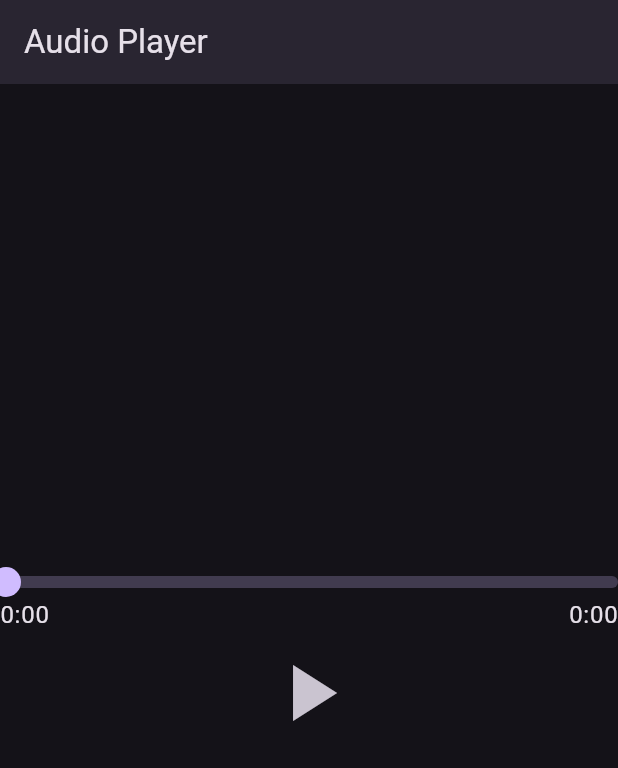
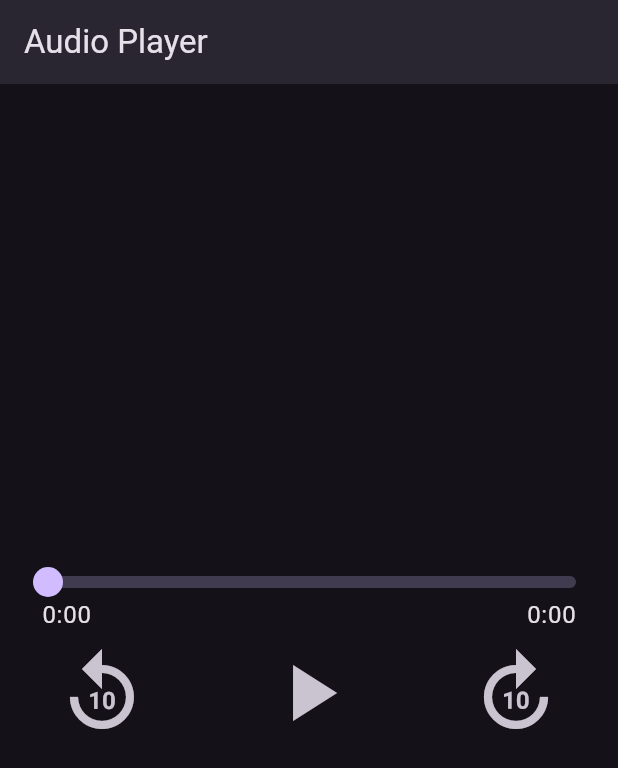
Before and after one commit to HelioPC/audio_player, a Flutter app: the screen it shows after launch, on a phone screen of 412 x 824 dp. Shown: the top 768 px of the screen. Run offline on Flutter 3.47's test engine with Material 3 defaults, Android fonts, the phone set to English and light mode, and no system bars; drawn by our look-alikes of audio_video_progress_bar; our stand-ins replace just_audio, rxdart.

Commit message:
Add more commands

```diff
--- a/lib/controls.dart
+++ b/lib/controls.dart
@@ -8,7 +8,21 @@ class Controls extends StatelessWidget {
 
   @override
   Widget build(BuildContext context) {
-    return StreamBuilder<PlayerState>(
+    return Row(
+      mainAxisAlignment: MainAxisAlignment.spaceBetween,
+      children: [
+        IconButton(
+          icon: const Icon(Icons.replay_10),
+          iconSize: 64.0,
+          onPressed: () {
+            player.seek(
+              player.position < const Duration(seconds: 10)
+                  ? Duration.zero
+                  : player.position - const Duration(seconds: 10),
+            );
+          },
+        ),
+        StreamBuilder<PlayerState>(
           stream: player.playerStateStream,
           builder: (context, snapshot) {
             final playerState = snapshot.data;
@@ -35,6 +49,19 @@ class Controls extends StatelessWidget {
               );
             }
           }
+        ),
+        IconButton(
+          icon: const Icon(Icons.forward_10),
+          iconSize: 64.0,
+          onPressed: () {
+            player.seek(
+              player.position >= player.duration! - const Duration(seconds: 10)
+                  ? player.duration
+                  : player.position + const Duration(seconds: 10),
+            );
+          },
+        ),
+      ],
     );
   }
 }
--- a/lib/home_screen.dart
+++ b/lib/home_screen.dart
@@ -51,7 +51,9 @@ class _HomeScreenState extends State<HomeScreen> {
         elevation: 6,
         title: const Text('Audio Player'),
       ),
-      body: Column(
+      body: Padding(
+        padding: const EdgeInsets.all(28.0),
+        child: Column(
           mainAxisAlignment: MainAxisAlignment.center,
           children: [
             StreamBuilder<PositionData?>(
@@ -70,6 +72,7 @@ class _HomeScreenState extends State<HomeScreen> {
             Controls(player: _player),
           ],
         ),
+      ),
     );
   }
 }
```
Lines whose indentation alone changed are shown as unchanged.
